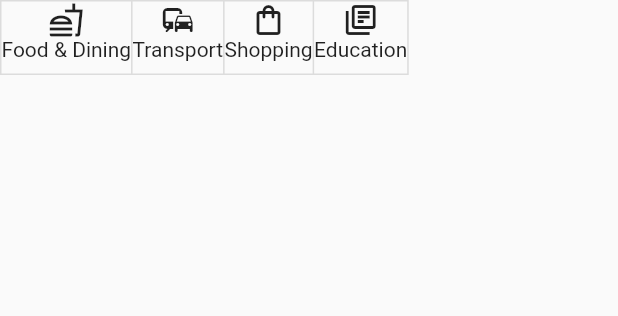
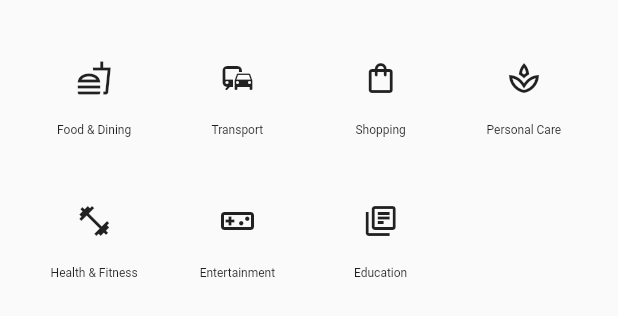
Before and after one commit to cshcsh3/nospend, a Flutter app: the Categories widget shown alone on an empty page, opened directly, on a phone screen of 412 x 824 dp. Shown: the top 316 px of the screen. Run offline on Flutter 3.47's test engine with Material 2 defaults, Android fonts, the phone set to English and light mode, and no system bars.

```diff
--- a/lib/expense.dart
+++ b/lib/expense.dart
@@ -7,7 +7,127 @@ class ExpensePage extends StatelessWidget {
         appBar: AppBar(
             title: Text('Add Expense')
         ),
-        body: ExpenseForm()
+        body: Categories()
+    );
+  }
+}
+
+class Categories extends StatefulWidget {
+  @override
+  State<StatefulWidget> createState() {
+    return CategoriesState();
+  }
+}
+
+class CategoriesState extends State<Categories> {
+  @override
+  Widget build(BuildContext context) {
+
+    return CustomScrollView(
+      primary: false,
+      slivers: <Widget>[
+        SliverPadding(
+          padding: const EdgeInsets.all(20),
+          sliver: SliverGrid.count(
+            crossAxisSpacing: 10,
+            mainAxisSpacing: 10,
+            crossAxisCount: 4,
+            children: <Widget>[
+              Container(
+                padding: const EdgeInsets.all(8),
+                child: Column(
+                  children: <Widget>[
+                    IconButton(
+                      icon: const Icon(Icons.fastfood_outlined),
+                      tooltip: 'Food & Dining',
+                      onPressed: () {},
+                    ),
+                    Expanded(child: Center(child: Text('Food & Dining', style: TextStyle(fontSize: 8))))
+                  ]
+                ),
+              ),
+              Container(
+                padding: const EdgeInsets.all(8),
+                child: Column(
+                    children: <Widget>[
+                      IconButton(
+                        icon: const Icon(Icons.commute_outlined),
+                        tooltip: 'Transport',
+                        onPressed: () {},
+                      ),
+                      Expanded(child: Center(child: Text('Transport', style: TextStyle(fontSize: 8))))
+                    ]
+                ),
+              ),
+              Container(
+                padding: const EdgeInsets.all(8),
+                child: Column(
+                    children: <Widget>[
+                      IconButton(
+                        icon: const Icon(Icons.shopping_bag_outlined),
+                        tooltip: 'Shopping',
+                        onPressed: () {},
+                      ),
+                      Expanded(child: Center(child: Text('Shopping', style: TextStyle(fontSize: 8))))
+                    ]
+                ),
+              ),
+              Container(
+                padding: const EdgeInsets.all(8),
+                child: Column(
+                    children: <Widget>[
+                      IconButton(
+                        icon: const Icon(Icons.spa_outlined),
+                        tooltip: 'Personal Care',
+                        onPressed: () {},
+                      ),
+                      Expanded(child: Center(child: Text('Personal Care', style: TextStyle(fontSize: 8))))
+                    ]
+                ),
+              ),
+              Container(
+                padding: const EdgeInsets.all(8),
+                child: Column(
+                    children: <Widget>[
+                      IconButton(
+                        icon: const Icon(Icons.fitness_center_outlined),
+                        tooltip: 'Health & Fitness',
+                        onPressed: () {},
+                      ),
+                      Expanded(child: Center(child: Text('Health & Fitness', style: TextStyle(fontSize: 8))))
+                    ]
+                ),
+              ),
+              Container(
+                padding: const EdgeInsets.all(8),
+                child: Column(
+                    children: <Widget>[
+                      IconButton(
+                        icon: const Icon(Icons.videogame_asset_outlined),
+                        tooltip: 'Entertainment',
+                        onPressed: () {},
+                      ),
+                      Expanded(child: Center(child: Text('Entertainment', style: TextStyle(fontSize: 8))))
+                    ]
+                ),
+              ),
+              Container(
+                padding: const EdgeInsets.all(8),
+                child: Column(
+                    children: <Widget>[
+                      IconButton(
+                        icon: const Icon(Icons.library_books_outlined),
+                        tooltip: 'Education',
+                        onPressed: () {},
+                      ),
+                      Expanded(child: Center(child: Text('Education', style: TextStyle(fontSize: 8))))
+                    ]
+                ),
+              ),
+            ],
+          ),
+        ),
+      ],
     );
   }
 }
@@ -44,8 +164,6 @@ class ExpenseFormState extends State<ExpenseForm> {
                   sizedBoxSpace,
                   Text('Expense category'),
                   sizedBoxSpace,
-                  Categories(),
-                  sizedBoxSpace,
                   Center(
                       child: ElevatedButton(
                           onPressed: () {},
@@ -59,76 +177,3 @@ class ExpenseFormState extends State<ExpenseForm> {
     );
   }
 }
-
-class Categories extends StatefulWidget {
-  @override
-  State<StatefulWidget> createState() {
-    return CategoriesState();
-  }
-}
-
-class CategoriesState extends State<Categories> with RestorationMixin {
-  final isSelected = [
-    RestorableBool(false),
-    RestorableBool(false),
-    RestorableBool(false),
-    RestorableBool(false),
-  ];
-
-  @override
-  String get restorationId => 'categories';
-
-  @override
-  void restoreState(RestorationBucket oldBucket, bool initialRestore) {
-    registerForRestoration(isSelected[0], 'item0');
-    registerForRestoration(isSelected[1], 'item1');
-    registerForRestoration(isSelected[2], 'item2');
-    registerForRestoration(isSelected[3], 'item3');
-  }
-
-  @override
-  void dispose(){
-    for (final restorableBool in isSelected){
-      restorableBool.dispose();
-    }
-    super.dispose();
-  }
-
-  @override
-  Widget build(BuildContext context) {
-    return ToggleButtons(
-      onPressed: (index) {
-        setState(() {
-          isSelected[index].value = !isSelected[index].value;
-        });
-      },
-      isSelected: isSelected.map((element) => element.value).toList(),
-      children: [
-        Column(
-            children: [
-              Icon(Icons.fastfood_outlined),
-              Text('Food & Dining')
-            ]
-        ),
-        Column(
-          children: [
-            Icon(Icons.commute_outlined),
-            Text('Transport')
-          ]
-        ),
-        Column(
-          children: [
-            Icon(Icons.shopping_bag_outlined),
-            Text('Shopping')
-          ]
-        ),
-        Column(
-            children: [
-              Icon(Icons.library_books_outlined),
-              Text('Education')
-            ]
-        )
-      ]
-    );
-  }
-}
```
